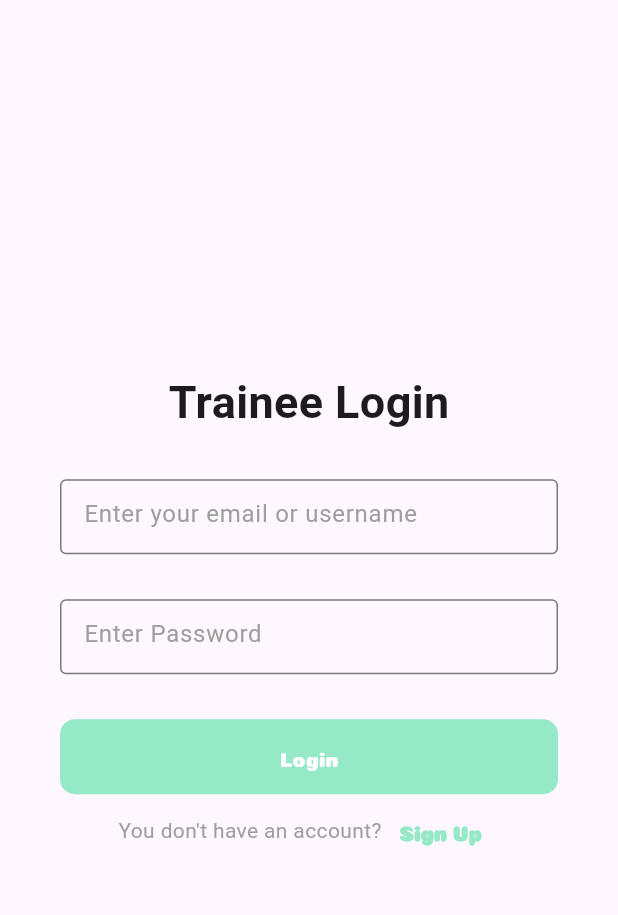
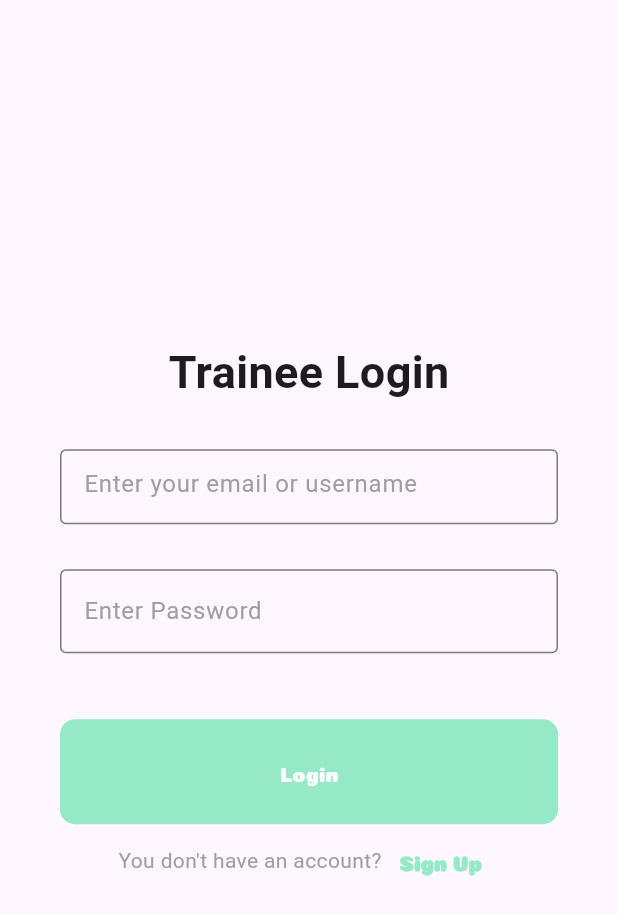
Before and after one commit to Gasimhacker/Coach_fakka, a Flutter app: the screen it shows after launch, after a tap on "Trainee", on a phone screen of 412 x 824 dp. Shown: the top 915 px of the screen. Run offline on Flutter 3.47's test engine with Material 3 defaults, Android fonts, the phone set to English and light mode, and no system bars; our stand-ins replace cloud_firestore, firebase_auth, firebase_core; accounts and stored records are empty; Roboto replaces fonts that are missing (BungeeSpice); project files that could hold a hidden picture were left out.

```diff
--- a/app/coach_fakka_app/lib/views/register_views/client_login_screen.dart
+++ b/app/coach_fakka_app/lib/views/register_views/client_login_screen.dart
@@ -2,6 +2,7 @@ import 'package:coach_fakka_app/controllers/auth_controllers/client_auth_handler
 import 'package:coach_fakka_app/utils/show_snackBar.dart';
 import 'package:coach_fakka_app/utils/utils.dart';
 import 'package:coach_fakka_app/views/client_views/main_client_screen.dart';
+import 'package:coach_fakka_app/views/register_views/client_signup_screen.dart';
 import 'package:flutter/material.dart';
 
 class ClientLogin extends StatefulWidget {
@@ -91,7 +92,9 @@ class _ClientLoginState extends State<ClientLogin> {
         ),
         TextButton(
           onPressed: () {
-            null;
+            Navigator.push(context, MaterialPageRoute(builder: (context) {
+              return ClientSignup();
+            }));
           },
           child: Text(
             'Sign Up',
@@ -108,7 +111,7 @@ class _ClientLoginState extends State<ClientLogin> {
   TraineeLoginButton() {
     return Container(
       width: MediaQuery.of(context).size.width - 80.0,
-      height: 50.0,
+      height: 70.0,
       decoration: BoxDecoration(
         color: secondaryColor,
         borderRadius: BorderRadius.circular(10.0),
@@ -128,7 +131,7 @@ class _ClientLoginState extends State<ClientLogin> {
   TraineePasswordField() {
     return Container(
       width: MediaQuery.of(context).size.width - 80.0,
-      height: 50.0,
+      height: 70.0,
       child: TextFormField(
         obscureText: true,
         onChanged: (value) {
```
Also changed, not shown: 5 other files.
